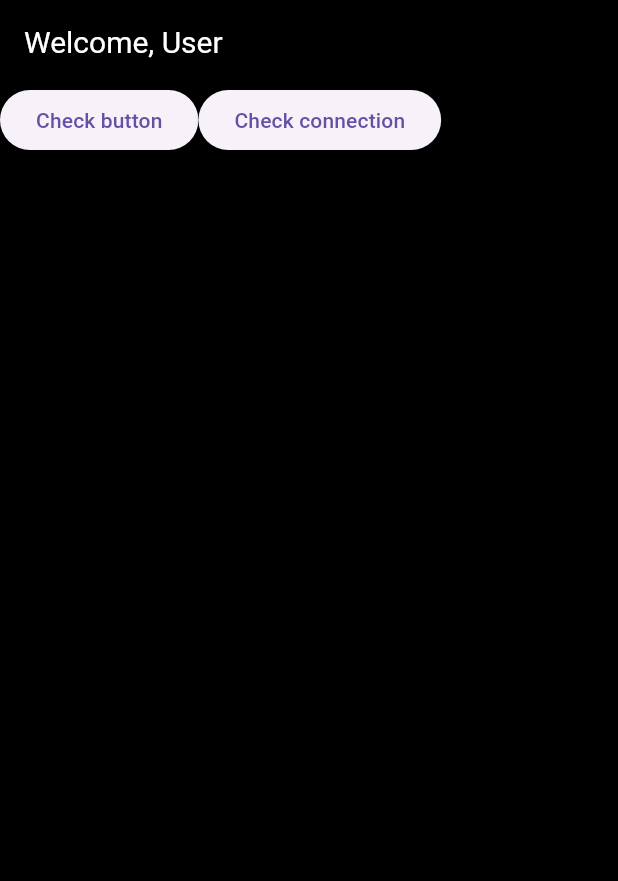
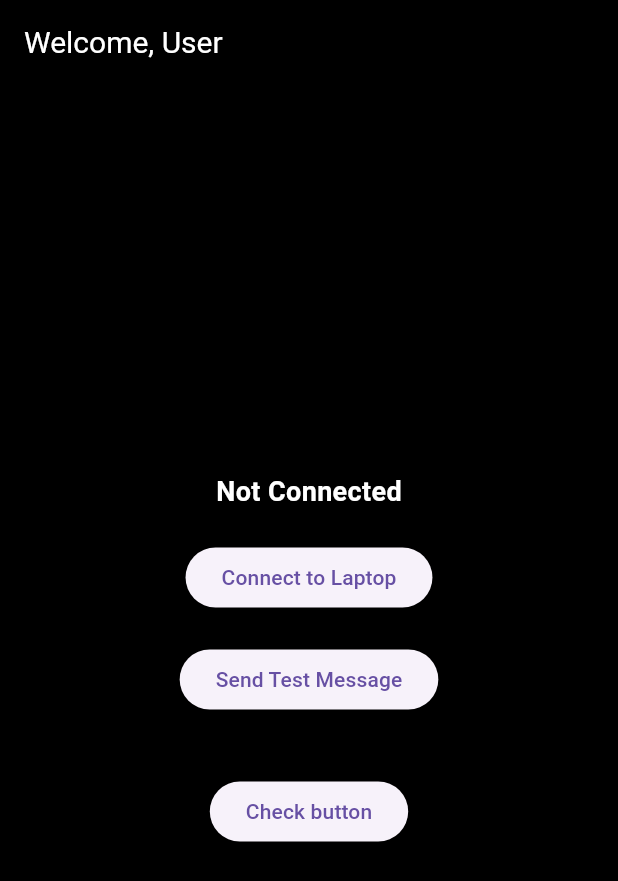
Before and after one commit to meetshah141106/SlipStream, a Flutter app: the screen it shows after launch, on a phone screen of 412 x 824 dp. Shown: the top 881 px of the screen. Run offline on Flutter 3.47's test engine with Material 3 defaults, Android fonts, the phone set to English and light mode, and no system bars.

Commit message:
Switched to Net

```diff
--- a/slipstream_mob/lib/screens/homePage.dart
+++ b/slipstream_mob/lib/screens/homePage.dart
@@ -1,7 +1,7 @@
 import 'package:flutter/material.dart';
 import 'package:slipstream_mob/normalComponents/button.dart';
-import "package:slipstream_mob/testPages/successPage.dart";
-import "package:slipstream_mob/initiateConnection/initiateConnection.dart";
+import 'package:slipstream_mob/testPages/successPage.dart';
+import 'package:slipstream_mob/services/network_service.dart';
 
 class Home extends StatefulWidget {
   const Home({super.key});
@@ -11,6 +11,102 @@ class Home extends StatefulWidget {
 }
 
 class _HomeState extends State<Home> {
+  final NetworkService networkService = NetworkService();
+
+  // Your laptop's IPv4 address
+  final String laptopIp = "192.168.1.38";
+
+  // Port used by the Python server
+  final int port = 5000;
+
+  bool isConnected = false;
+  bool isConnecting = false;
+
+  Future<void> toggleConnection() async {
+    // If already connected → disconnect
+    if (isConnected) {
+      await networkService.disconnect();
+
+      if (mounted) {
+        setState(() {
+          isConnected = false;
+        });
+
+        ScaffoldMessenger.of(context).showSnackBar(
+          const SnackBar(
+            content: Text("Disconnected from laptop"),
+          ),
+        );
+      }
+
+      return;
+    }
+
+    // Prevent multiple connection attempts
+    if (isConnecting) {
+      return;
+    }
+
+    setState(() {
+      isConnecting = true;
+    });
+
+    final connected = await networkService.connect(
+      laptopIp,
+      port,
+    );
+
+    if (!mounted) return;
+
+    setState(() {
+      isConnecting = false;
+      isConnected = connected;
+    });
+
+    if (connected) {
+      // Test message
+      networkService.send("Hello from SlipStream");
+
+      ScaffoldMessenger.of(context).showSnackBar(
+        const SnackBar(
+          content: Text("Connected to laptop!"),
+        ),
+      );
+    } else {
+      ScaffoldMessenger.of(context).showSnackBar(
+        const SnackBar(
+          content: Text("Could not connect to laptop"),
+        ),
+      );
+    }
+  }
+
+  void sendTestMessage() {
+    if (!isConnected) {
+      ScaffoldMessenger.of(context).showSnackBar(
+        const SnackBar(
+          content: Text("Connect to the laptop first"),
+        ),
+      );
+
+      return;
+    }
+
+    networkService.send("Test message from Flutter");
+
+    ScaffoldMessenger.of(context).showSnackBar(
+      const SnackBar(
+        content: Text("Message sent!"),
+      ),
+    );
+  }
+
+  @override
+  void dispose() {
+    networkService.disconnect();
+    super.dispose();
+  }
+
   @override
   Widget build(BuildContext context) {
     return Scaffold(
@@ -27,11 +123,62 @@ class _HomeState extends State<Home> {
         ),
       ),
 
-      body: Row(
-        children: [
-          MyButton(page: SuccessPage(),text: "Check button"),
-          MyButton(page: InitiateConnection(), text: "Check connection")
-        ],
+      body: Center(
+        child: Column(
+          mainAxisAlignment: MainAxisAlignment.center,
+          children: [
+
+            // Connection status
+            Text(
+              isConnecting
+                  ? "Connecting..."
+                  : isConnected
+                      ? "Connected to Laptop"
+                      : "Not Connected",
+              style: TextStyle(
+                color: isConnected
+                    ? Colors.green
+                    : Colors.white,
+                fontSize: 18,
+                fontWeight: FontWeight.bold,
+              ),
+            ),
+
+            const SizedBox(height: 20),
+
+            // Connect / Disconnect button
+            ElevatedButton(
+              onPressed: isConnecting
+                  ? null
+                  : toggleConnection,
+              child: Text(
+                isConnecting
+                    ? "Connecting..."
+                    : isConnected
+                        ? "Disconnect"
+                        : "Connect to Laptop",
+              ),
+            ),
+
+            const SizedBox(height: 20),
+
+            // Test message button
+            ElevatedButton(
+              onPressed: sendTestMessage,
+              child: const Text(
+                "Send Test Message",
+              ),
+            ),
+
+            const SizedBox(height: 40),
+
+            // Your existing button
+            MyButton(
+              page: SuccessPage(),
+              text: "Check button",
+            ),
+          ],
+        ),
       ),
     );
   }
--- /dev/null
+++ b/slipstream_mob/lib/services/network_service.dart
@@ -0,0 +1,70 @@
+import 'dart:io';
+
+class NetworkService {
+  Socket? _socket;
+
+  bool get isConnected => _socket != null;
+
+  Future<bool> connect(String ip, int port) async {
+    // Close any previous connection first
+    await disconnect();
+
+    try {
+      final socket = await Socket.connect(
+        ip,
+        port,
+        timeout: const Duration(seconds: 5),
+      );
+
+      _socket = socket;
+
+      print('Connected to laptop: $ip:$port');
+
+      // Detect when laptop/server closes the connection
+      socket.done.then((_) {
+        print('Connection closed');
+
+        if (_socket == socket) {
+          _socket = null;
+        }
+      });
+
+      return true;
+    } catch (e) {
+      print('Connection failed: $e');
+      _socket = null;
+      return false;
+    }
+  }
+
+  void send(String message) {
+    final socket = _socket;
+
+    if (socket == null) {
+      print('Not connected');
+      return;
+    }
+
+    socket.write('$message\n');
+
+    print('Sent: $message');
+  }
+
+  Future<void> disconnect() async {
+    final socket = _socket;
+
+    if (socket == null) {
+      return;
+    }
+
+    _socket = null;
+
+    try {
+      await socket.close();
+    } catch (e) {
+      socket.destroy();
+    }
+
+    print('Disconnected from laptop');
+  }
+}
--- a/slipstream_mob/pubspec.yaml
+++ b/slipstream_mob/pubspec.yaml
@@ -34,7 +34,7 @@ dependencies:
   # The following adds the Cupertino Icons font to your application.
   # Use with the CupertinoIcons class for iOS style icons.
   cupertino_icons: ^1.0.8
-  bluetooth_low_energy: ^6.2.1
+
 dev_dependencies:
   flutter_test:
     sdk: flutter
```
Also changed, not shown: slipstream_mob/lib/initiateConnection/initiateConnection.dart (deleted, +0 -284 lines), slipstream_mob/lib/models/controller_data.dart (added), slipstream_mob/lib/services/controller_service.dart (added), slipstream_mob/pubspec.lock, 5 other files.
